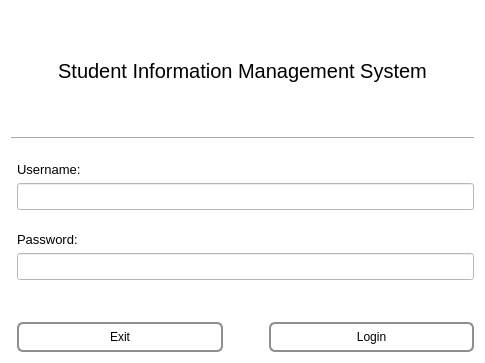
This is Form Files/loginView.ui in alixabahena/SIMS as Qt 5 draws it before an edit. The edited form follows.
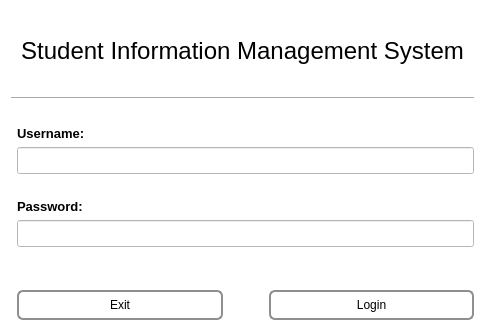
This is the edited form. Icons and pictures are not drawn.

Commit message: Change some sizing in login window

The edit to the form file:
```diff
--- a/Form Files/loginView.ui
+++ b/Form Files/loginView.ui
@@ -7,7 +7,7 @@
     <x>0</x>
     <y>0</y>
     <width>485</width>
-    <height>363</height>
+    <height>331</height>
    </rect>
   </property>
   <property name="sizePolicy">
@@ -39,14 +39,20 @@
       <item>
        <widget class="QLabel" name="label">
         <property name="sizePolicy">
-         <sizepolicy hsizetype="Expanding" vsizetype="Expanding">
+         <sizepolicy hsizetype="Expanding" vsizetype="Minimum">
           <horstretch>0</horstretch>
           <verstretch>0</verstretch>
          </sizepolicy>
         </property>
+        <property name="minimumSize">
+         <size>
+          <width>0</width>
+          <height>80</height>
+         </size>
+        </property>
         <property name="font">
          <font>
-          <pointsize>15</pointsize>
+          <pointsize>18</pointsize>
          </font>
         </property>
         <property name="styleSheet">
@@ -85,6 +91,20 @@
           </property>
          </spacer>
         </item>
+        <item row="2" column="1">
+         <widget class="QLabel" name="usernameLabel">
+          <property name="font">
+           <font>
+            <pointsize>10</pointsize>
+            <weight>75</weight>
+            <bold>true</bold>
+           </font>
+          </property>
+          <property name="text">
+           <string>Username:</string>
+          </property>
+         </widget>
+        </item>
         <item row="3" column="1">
          <widget class="QLineEdit" name="usernameField">
           <property name="sizePolicy">
@@ -113,6 +133,20 @@
           </property>
          </spacer>
         </item>
+        <item row="5" column="1">
+         <widget class="QLabel" name="PasswordLabel">
+          <property name="font">
+           <font>
+            <pointsize>10</pointsize>
+            <weight>75</weight>
+            <bold>true</bold>
+           </font>
+          </property>
+          <property name="text">
+           <string>Password:</string>
+          </property>
+         </widget>
+        </item>
         <item row="6" column="1">
          <widget class="QLineEdit" name="passwordFIeld">
           <property name="sizePolicy">
@@ -134,7 +168,30 @@
           </property>
          </widget>
         </item>
-        <item row="9" column="1">
+        <item row="7" column="1">
+         <widget class="QLabel" name="loginStatus">
+          <property name="sizePolicy">
+           <sizepolicy hsizetype="Expanding" vsizetype="Preferred">
+            <horstretch>0</horstretch>
+            <verstretch>0</verstretch>
+           </sizepolicy>
+          </property>
+          <property name="font">
+           <font>
+            <pointsize>10</pointsize>
+            <weight>75</weight>
+            <bold>true</bold>
+           </font>
+          </property>
+          <property name="text">
+           <string/>
+          </property>
+          <property name="alignment">
+           <set>Qt::AlignCenter</set>
+          </property>
+         </widget>
+        </item>
+        <item row="8" column="1">
          <spacer name="verticalSpacer">
           <property name="orientation">
            <enum>Qt::Vertical</enum>
@@ -150,7 +207,7 @@
           </property>
          </spacer>
         </item>
-        <item row="10" column="1">
+        <item row="9" column="1">
          <layout class="QHBoxLayout" name="horizontalLayout">
           <item>
            <widget class="QToolButton" name="cancelButton">
@@ -286,40 +343,6 @@
           </item>
          </layout>
         </item>
-        <item row="5" column="1">
-         <widget class="QLabel" name="PasswordLabel">
-          <property name="font">
-           <font>
-            <pointsize>10</pointsize>
-           </font>
-          </property>
-          <property name="text">
-           <string>Password:</string>
-          </property>
-         </widget>
-        </item>
-        <item row="2" column="1">
-         <widget class="QLabel" name="usernameLabel">
-          <property name="font">
-           <font>
-            <pointsize>10</pointsize>
-           </font>
-          </property>
-          <property name="text">
-           <string>Username:</string>
-          </property>
-         </widget>
-        </item>
-        <item row="8" column="1">
-         <widget class="QLabel" name="loginStatus">
-          <property name="text">
-           <string/>
-          </property>
-          <property name="alignment">
-           <set>Qt::AlignCenter</set>
-          </property>
-         </widget>
-        </item>
        </layout>
       </item>
      </layout>
```
The commit also changes 1 other file.
